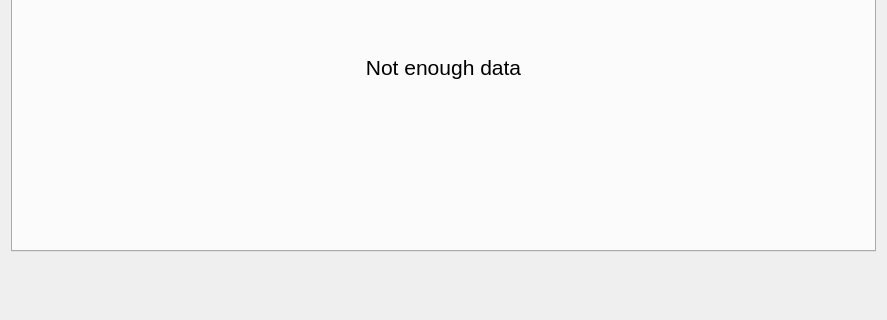
Old version of the form src/Client/View/MainPage/Statistic/StatisticSubPage.ui in the repository iodream/Spend-Note; both pictures show x 0 to 887 and y 152 to 472 of the 887 by 472 pixel window.
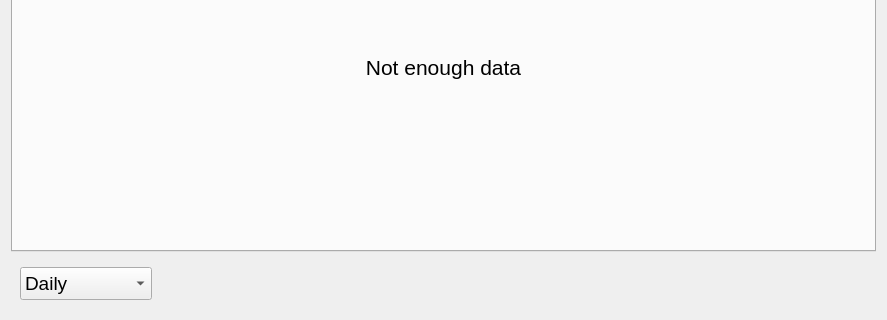
New version of the form. Icons and pictures are not drawn.

Commit message: UI for range stat

```diff
--- a/src/Client/View/MainPage/Statistic/StatisticSubPage.ui
+++ b/src/Client/View/MainPage/Statistic/StatisticSubPage.ui
@@ -231,9 +231,9 @@
       </widget>
      </item>
      <item>
-      <layout class="QHBoxLayout" name="horizontalLayout_2" stretch="0,0,0">
+      <layout class="QHBoxLayout" name="horizontalLayout_2" stretch="0,0,0,0,0">
        <property name="spacing">
-        <number>0</number>
+        <number>7</number>
        </property>
        <property name="leftMargin">
         <number>9</number>
@@ -247,6 +247,53 @@
        <property name="bottomMargin">
         <number>9</number>
        </property>
+       <item>
+        <widget class="QComboBox" name="comboBox">
+         <property name="sizePolicy">
+          <sizepolicy hsizetype="Preferred" vsizetype="Preferred">
+           <horstretch>0</horstretch>
+           <verstretch>0</verstretch>
+          </sizepolicy>
+         </property>
+         <property name="minimumSize">
+          <size>
+           <width>132</width>
+           <height>28</height>
+          </size>
+         </property>
+         <property name="font">
+          <font>
+           <pointsize>14</pointsize>
+          </font>
+         </property>
+         <property name="iconSize">
+          <size>
+           <width>16</width>
+           <height>16</height>
+          </size>
+         </property>
+         <item>
+          <property name="text">
+           <string>Daily</string>
+          </property>
+         </item>
+         <item>
+          <property name="text">
+           <string>Weekly</string>
+          </property>
+         </item>
+         <item>
+          <property name="text">
+           <string>Monthly</string>
+          </property>
+         </item>
+         <item>
+          <property name="text">
+           <string>Yearly</string>
+          </property>
+         </item>
+        </widget>
+       </item>
        <item>
         <spacer name="horizontalSpacer">
          <property name="orientation">
```
Left out of the diff: 20 changed lines with no effect on the pictures. The commit also changes 4 other files.
